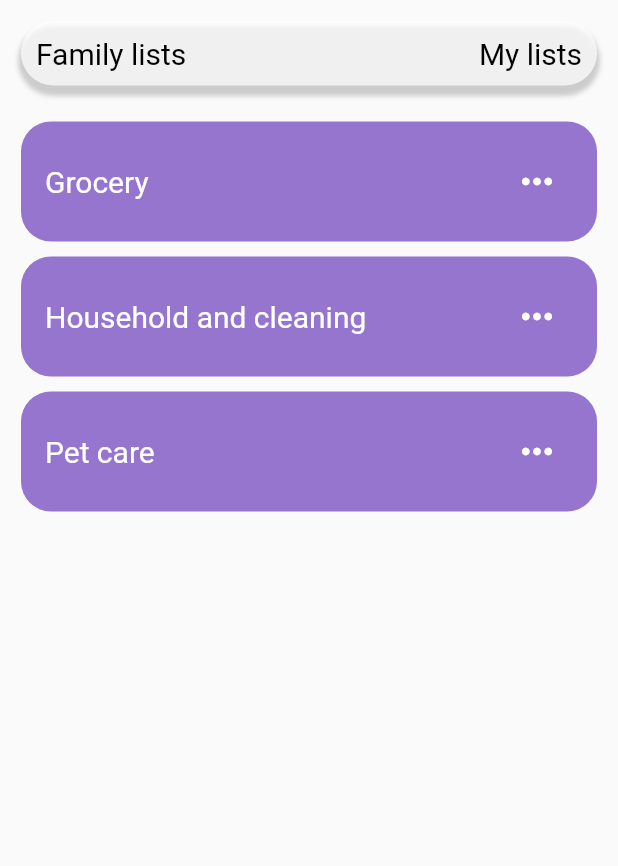
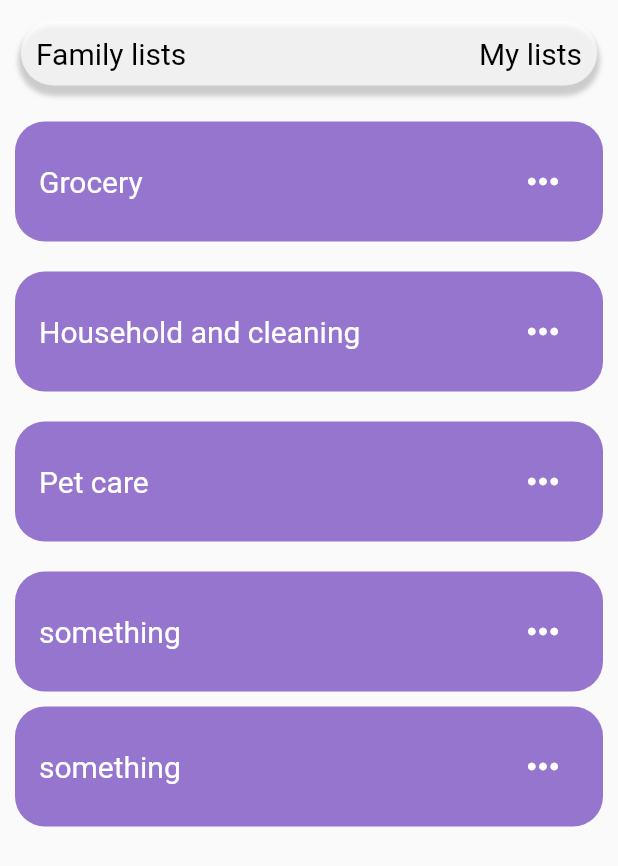
Before and after one commit to AlexanderTheGreatSK/itu_app, a Flutter app: the MyShoppingListPage screen opened directly, on a phone screen of 412 x 824 dp. Shown: the top 866 px of the screen. Run offline on Flutter 3.47's test engine with Material 2 defaults, Android fonts, the phone set to English and light mode, and no system bars; our stand-ins replace cloud_firestore, firebase_auth, firebase_core, google_sign_in, hive, hive_flutter; accounts and stored records are empty.

Commit message:
base for opening list

```diff
--- /dev/null
+++ b/lib/Pages/ListOverviewPage.dart
@@ -0,0 +1,167 @@
+import 'package:flutter/material.dart';
+
+class ListOverviewPage extends StatefulWidget {
+  const ListOverviewPage({super.key});
+
+  @override
+  State<ListOverviewPage> createState() => _ListOverviewPage();
+}
+
+class _ListOverviewPage extends State<ListOverviewPage> {
+  bool isActive = false;
+
+  @override
+  Widget build(BuildContext context) {
+    return Column(
+      mainAxisAlignment: MainAxisAlignment.spaceEvenly,
+      children: [
+        Padding(
+          padding: const EdgeInsets.fromLTRB(10, 10, 10, 0),
+          child: InkWell(
+            onTap: () {
+             setState(() {isActive = !isActive;});},
+            child: Container(
+              padding: const EdgeInsets.all(16),
+              decoration: BoxDecoration(
+                color: Colors.deepPurple[300],
+                borderRadius: BorderRadius.circular(20),
+              ),
+              child: Row(
+                mainAxisAlignment: MainAxisAlignment.spaceBetween,
+                children: [
+                    const Text(
+                    "something",
+                    style:  TextStyle(
+                      color: Colors.white,
+                      fontSize: 20,
+                    ),
+                  ),
+                  IconButton(
+                    onPressed: () {
+                      showModalBottomSheet(
+                          context: context,
+                          elevation: 10,
+                          showDragHandle: true,
+                          backgroundColor: Colors.deepPurple[300],
+                          builder: (BuildContext context) {
+                            return bottomBarWidget(context);
+                          });
+                    },
+                    icon: const Icon(
+                      Icons.more_horiz,
+                      color: Colors.white,
+                      size: 30,
+                    ),
+                  ),
+                ],
+              ),
+            ),
+          ),
+        ),
+        if(isActive)
+          Padding(
+            padding: const EdgeInsets.fromLTRB(10, 0, 10, 10),
+            child: Container(
+              color: Colors.grey,
+              padding: const EdgeInsets.all(16),
+              child: const Row(
+                mainAxisAlignment: MainAxisAlignment.start,
+                children: [
+                   Column(
+                    mainAxisAlignment: MainAxisAlignment.start,
+                    children: [
+                       Text(
+                        "something",
+                        style:  TextStyle(
+                          color: Colors.white,
+                          fontSize: 20,
+                        ),
+                      ),
+                       Text(
+                        "something something",
+                        style:  TextStyle(
+                          color: Colors.white,
+                          fontSize: 20,
+                        ),
+                      ),
+                    ],
+                  ),
+                ],
+              )
+            ),
+          )
+      ],
+    );
+  }
+
+  // vyskakovaci obrazovka spodku
+  Widget bottomBarWidget(BuildContext context) {
+    return Container(
+      padding: const EdgeInsets.all(20),
+      child: const Column(
+          mainAxisAlignment: MainAxisAlignment.spaceEvenly,
+          children: [
+            Row(
+              mainAxisAlignment: MainAxisAlignment.center,
+              children: [
+                Padding(
+                  padding: EdgeInsets.all(10),
+                  child: Icon(
+                    Icons.edit,
+                    color: Colors.white,
+                    size: 35,
+                  ),
+                ),
+                Text(
+                  "Rename",
+                  style: TextStyle(
+                    color: Colors.white,
+                    fontSize: 20,
+                  ),
+                ),
+              ],
+            ),
+            Row(
+              mainAxisAlignment: MainAxisAlignment.center,
+              children: [
+                Padding(
+                  padding: EdgeInsets.all(10),
+                  child: Icon(
+                    Icons.change_circle,
+                    color: Colors.white,
+                    size: 35,
+                  ),
+                ),
+                Text(
+                  "Change category",
+                  style: TextStyle(
+                    color: Colors.white,
+                    fontSize: 20,
+                  ),
+                ),
+              ],
+            ),
+            Row(
+              mainAxisAlignment: MainAxisAlignment.center,
+              children: [
+                Padding(
+                  padding: EdgeInsets.all(10),
+                  child: Icon(
+                    Icons.delete_forever,
+                    color: Colors.white,
+                    size: 35,
+                  ),
+                ),
+                Text(
+                  "Delete List",
+                  style: TextStyle(
+                    color: Colors.white,
+                    fontSize: 20,
+                  ),
+                ),
+              ],
+            ),
+          ]),
+    );
+  }
+}
--- a/lib/Pages/ShoppingListPage.dart
+++ b/lib/Pages/ShoppingListPage.dart
@@ -1,4 +1,5 @@
 import 'package:flutter/material.dart';
+import 'package:itu_app/Pages/ListOverviewPage.dart';
 import 'package:itu_app/Widgets/ListsWidget.dart';
 
 class MyShoppingListPage extends StatefulWidget {
@@ -19,6 +20,8 @@ class _MyShoppingListPageState extends State<MyShoppingListPage> {
             ListsWidgets().listWidget("Grocery", "item", context),
             ListsWidgets().listWidget("Household and cleaning", "item", context),
             ListsWidgets().listWidget("Pet care", "item", context),
+            const ListOverviewPage(),
+            const ListOverviewPage(),
           ],
         ),
       ),
--- a/lib/Widgets/ListsWidget.dart
+++ b/lib/Widgets/ListsWidget.dart
@@ -45,7 +45,7 @@ class ListsWidgets {
   // widget pro jednotlive seznamy, zatim jen jmeno a ikona
   Widget listWidget(String name, String item, BuildContext context) {
     return Padding(
-      padding: const EdgeInsets.fromLTRB(14, 10, 14, 0),
+      padding: const EdgeInsets.all(10),
       child: Container(
           padding: const EdgeInsets.all(16),
           decoration: BoxDecoration(
```
Lines whose indentation alone changed are shown as unchanged.
